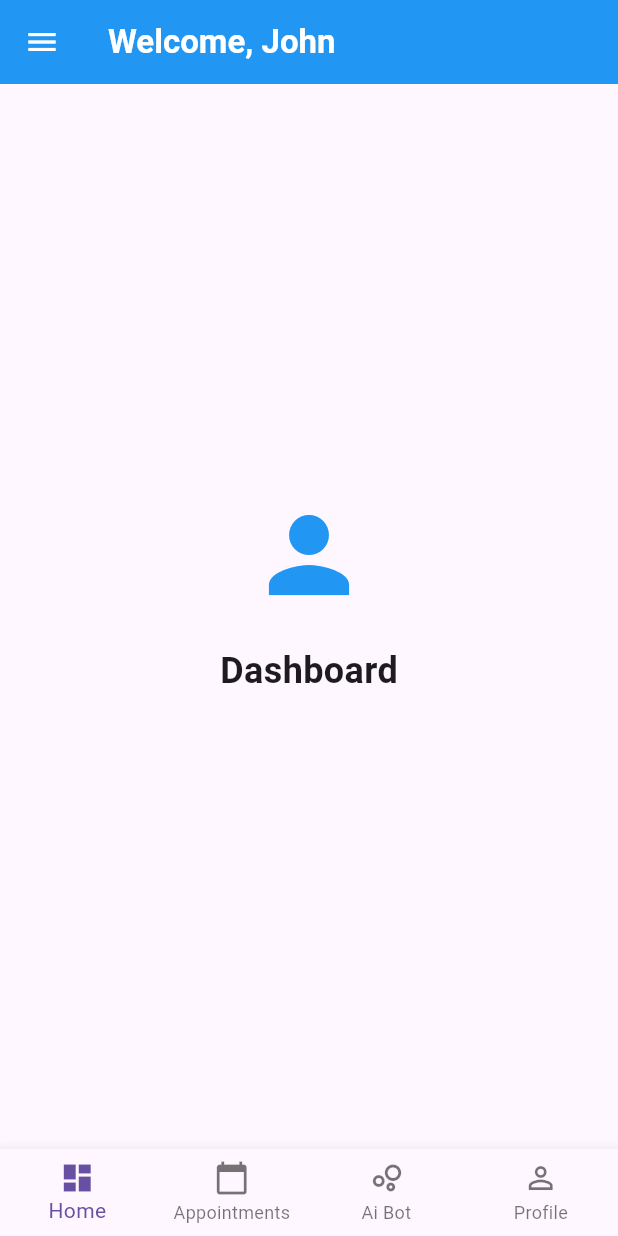
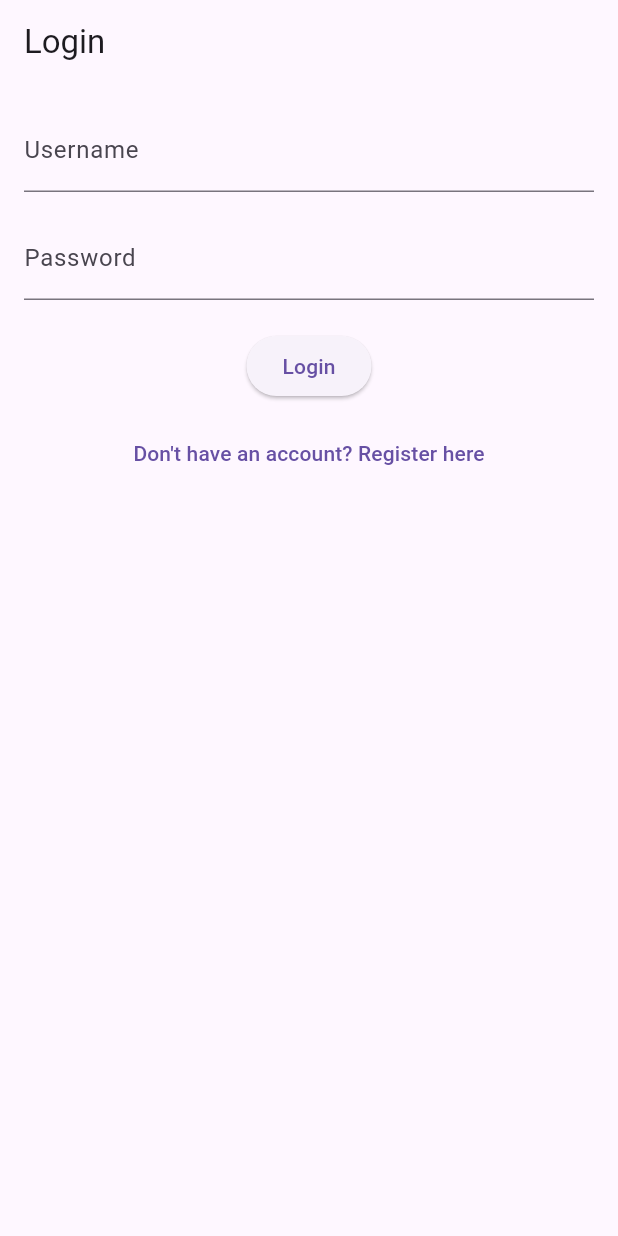
Before and after one commit to Amrr-Tarek/AegleOne, a Flutter app: the screen it shows after launch, on a phone screen of 412 x 824 dp. Run offline on Flutter 3.47's test engine with Material 3 defaults, Android fonts, the phone set to English and light mode, and no system bars.

Commit message:
login setup

```diff
--- a/frontend/aegleone/lib/main.dart
+++ b/frontend/aegleone/lib/main.dart
@@ -1,5 +1,7 @@
 import 'package:flutter/material.dart';
 import 'package:aegleone/pages/home.dart';
+import 'package:aegleone/pages/login.dart';
+import 'package:aegleone/pages/registration.dart';
 
 class User {
   final String userName;
@@ -18,18 +20,40 @@ void main() {
   runApp(const MyApp());
 }
 
+// class MyApp extends StatelessWidget {
+//   const MyApp({super.key});
+//   @override
+//   Widget build(BuildContext context) {
+//     return MaterialApp(
+//       title: 'AegleOne',
+//       debugShowCheckedModeBanner: false,
+//       theme: ThemeData(
+//         primaryColor: Colors.blue,
+//         useMaterial3: true,
+//       ),
+//       home: const HomePage(),
+//     );
+//   }
+// }
+
 class MyApp extends StatelessWidget {
   const MyApp({super.key});
+
   @override
   Widget build(BuildContext context) {
     return MaterialApp(
       title: 'AegleOne',
+      initialRoute: '/login',
       debugShowCheckedModeBanner: false,
       theme: ThemeData(
         primaryColor: Colors.blue,
         useMaterial3: true,
       ),
-      home: const HomePage(),
+      routes: {
+        '/login': (context) => const LoginPage(),
+        '/home': (context) => const HomePage(),
+        '/register': (context) => const RegistrationPage(),
+      },
     );
   }
 }
--- a/frontend/aegleone/lib/pages/home.dart
+++ b/frontend/aegleone/lib/pages/home.dart
@@ -9,6 +9,12 @@ class HomePage extends StatefulWidget {
 }
 
 class _HomePageState extends State<HomePage> {
+
+  //   Future<void> _logout() async {
+  //   await secureStorage.delete(key: 'auth_token');
+  //   Navigator.pushReplacementNamed(context, '/login');
+  // }
+
   int _currentIndex = 0;
 
   final List<Widget> _patientPages = [
--- /dev/null
+++ b/frontend/aegleone/lib/pages/login.dart
@@ -0,0 +1,126 @@
+// pages/login.dart
+import 'package:flutter/material.dart';
+import 'package:http/http.dart' as http;
+import 'dart:convert';
+import 'package:aegleone/utils/globals.dart';  // Adjust import based on your package name
+
+class LoginPage extends StatefulWidget {
+  const LoginPage({super.key});
+
+  @override
+  _LoginPageState createState() => _LoginPageState();
+}
+
+class _LoginPageState extends State<LoginPage> {
+  final _formKey = GlobalKey<FormState>();
+  final _usernameController = TextEditingController();
+  final _passwordController = TextEditingController();
+  bool _isLoading = false;
+
+  Future<void> _login() async {
+    if (_formKey.currentState!.validate()) {
+      setState(() {
+        _isLoading = true;
+      });
+
+      try {
+        // final response = await http.post(
+        //   Uri.parse('$apiBaseUrl/login/'),  // Uses global variable from globals.dart
+        //   headers: {'Content-Type': 'application/json'},
+        //   body: jsonEncode({
+        //     'username': _usernameController.text,
+        //     'password': _passwordController.text,
+        //   }),
+        // );
+
+        // response.statusCode == 200
+        if (true) {
+          // final data = jsonDecode(response.body);
+          // final token = 'mohab'; // data['token']
+          // TODO: Store token securely (e.g., using flutter_secure_storage)
+          print('Login successful! Token: token');
+          Navigator.pushReplacementNamed(context, '/home');
+        } else {
+          ScaffoldMessenger.of(context).showSnackBar(
+            const SnackBar(content: Text('Invalid credentials')),
+          );
+        }
+      } catch (e) {
+        ScaffoldMessenger.of(context).showSnackBar(
+          SnackBar(content: Text('Error: $e')),
+        );
+      } finally {
+        setState(() {
+          _isLoading = false;
+        });
+      }
+    }
+  }
+
+  @override
+  Widget build(BuildContext context) {
+    return Scaffold(
+      appBar: AppBar(title: const Text('Login')),
+      body: Padding(
+        padding: const EdgeInsets.all(16.0),
+        child: Form(
+          key: _formKey,
+          child: Column(
+            children: [
+              TextFormField(
+                controller: _usernameController,
+                decoration: const InputDecoration(labelText: 'Username'),
+                validator: (value) {
+                  if (value == null || value.isEmpty) {
+                    return 'Please enter your username';
+                  }
+                  return null;
+                },
+              ),
+              const SizedBox(height: 16),
+              TextFormField(
+                controller: _passwordController,
+                decoration: const InputDecoration(labelText: 'Password'),
+                obscureText: true,
+                validator: (value) {
+                  if (value == null || value.isEmpty) {
+                    return 'Please enter your password';
+                  }
+                  return null;
+                },
+              ),
+              const SizedBox(height: 20),
+              _isLoading
+                  ? const CircularProgressIndicator()
+                  : ElevatedButton(
+                      onPressed: _login,
+                      child: const Text('Login'),
+                    ),
+              const SizedBox(height: 10),
+              TextButton(
+                onPressed: () {
+                  Navigator.pushNamed(context, '/register');
+                },
+                child: const Text('Don\'t have an account? Register here'),
+              ),
+            ],
+//               const SizedBox(height: 20),
+//               _isLoading
+//                   ? const CircularProgressIndicator()
+//                   : ElevatedButton(
+//                       onPressed: _login,
+//                       child: const Text('Login'),
+//                     ),
+//             ],
+          ),
+        ),
+      ),
+    );
+  }
+  @override
+  void dispose() {
+    _usernameController.dispose();
+    _passwordController.dispose();
+    super.dispose();
+  }
+}
--- a/frontend/aegleone/lib/utils/globals.dart
+++ b/frontend/aegleone/lib/utils/globals.dart
@@ -1,4 +1,6 @@
 // import 'package:flutter/material.dart';
+// utils/globals.dart
+const String apiBaseUrl = 'http://your-django-backend-url';  // Replace with your actual URL
 
 class UserData {
   static String _name = "John Doe";
--- a/frontend/aegleone/pubspec.yaml
+++ b/frontend/aegleone/pubspec.yaml
@@ -31,6 +31,11 @@ dependencies:
   flutter:
     sdk: flutter
   http: ^1.4.0
+  shelf: ^1.4.0
+  shelf_router: ^1.1.0
+  postgres: ^2.6.0
+  bcrypt: ^1.1.0
+  dart_jsonwebtoken: ^2.4.0
 
 
   # The following adds the Cupertino Icons font to your application.
```
Also changed, not shown: frontend/aegleone/lib/pages/registration.dart (added, +123 -0 lines).
